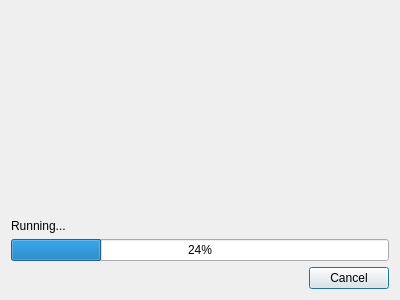
Before: the Qt Designer form ui_resources/progress_bar.ui in Tyronitar/rfsoc-interface, drawn with Qt 5.
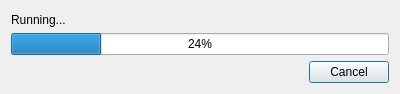
After: the same form once the commit is applied.

Diff of the .ui file:
```diff
--- a/ui_resources/progress_bar.ui
+++ b/ui_resources/progress_bar.ui
@@ -7,7 +7,7 @@
     <x>0</x>
     <y>0</y>
     <width>400</width>
-    <height>300</height>
+    <height>94</height>
    </rect>
   </property>
   <property name="windowTitle">
```
